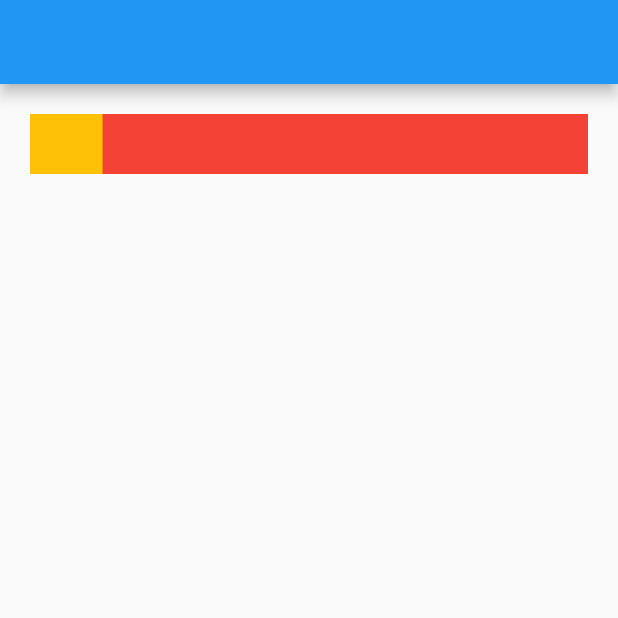
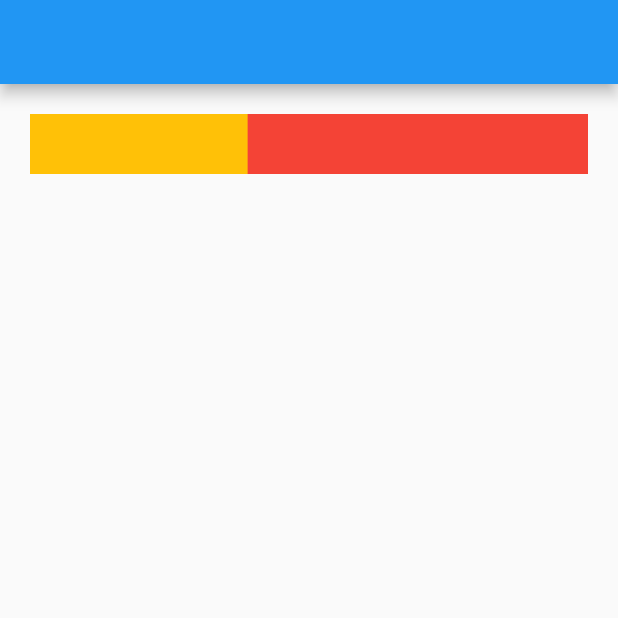
Before and after one commit to Mohamed-Yassien/flutter_animation, a Flutter app: the screen it shows after launch, on a phone screen of 412 x 824 dp, the top half of it. Run offline on Flutter 3.47's test engine with Material 2 defaults, Android fonts, the phone set to English and light mode, and no system bars.

```diff
--- a/lib/control_animate_screen.dart
+++ b/lib/control_animate_screen.dart
@@ -1,4 +1,6 @@
 import 'package:flutter/material.dart';
+import 'package:flutter_anim/first_screen.dart';
+import 'package:flutter_anim/route_transition.dart';
 
 class ControlAnimateScreen extends StatefulWidget {
   const ControlAnimateScreen({Key? key}) : super(key: key);
@@ -18,15 +20,21 @@ class _ControlAnimateScreenState extends State<ControlAnimateScreen>
     animationController = AnimationController(
       vsync: this,
       duration: const Duration(
-        seconds: 60,
+        seconds: 20,
       ),
     );
     animation = Tween(begin: 0.0, end: 1.0).animate(animationController)
       ..addListener(() {
-        print(animation.value);
         setState(() {});
       });
-    animationController.forward();
+    animationController.forward().whenComplete(
+          () => Navigator.push(
+            context,
+            RouteTransition(
+              screen: const FirstScreen(),
+            ),
+          ),
+        );
   }
 
   @override
--- a/lib/route_transition.dart
+++ b/lib/route_transition.dart
@@ -21,8 +21,10 @@ class RouteTransition extends PageRouteBuilder {
 
             return FadeTransition(
               opacity: animation,
-              child: SlideTransition(position: tween.animate(curvesAnimation),
-              child: child),
+              child: SlideTransition(
+                position: tween.animate(curvesAnimation),
+                child: child,
+              ),
             );
 
             // return Align(
```
